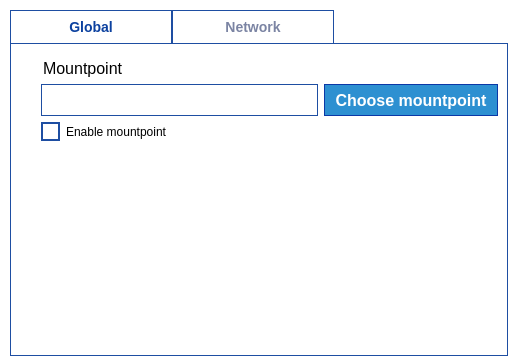
Above: parsec/core/gui/forms/settings_widget.ui from Scille/parsec-cloud before the change. Below: the same form after it.
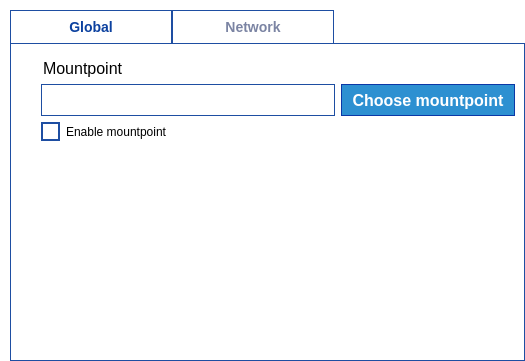
That is the form after the change. Icons and pictures are not drawn.

Commit message: [GUI] CSS factorisation & handling of pressed button

```diff
--- a/parsec/core/gui/forms/settings_widget.ui
+++ b/parsec/core/gui/forms/settings_widget.ui
@@ -9,8 +9,8 @@
    <rect>
     <x>0</x>
     <y>0</y>
-    <width>508</width>
-    <height>356</height>
+    <width>525</width>
+    <height>361</height>
    </rect>
   </property>
   <property name="sizePolicy">
@@ -39,11 +39,11 @@
 width: 100px;
 font-size: 14px;
 font-weight: bold;
+padding-left: 30px;
+padding-right: 30px;
 border-top: 1px solid rgb(30, 78, 162);
 border-left: 1px solid rgb(30, 78, 162);
 border-right: 1px solid rgb(30, 78, 162);
-padding-left: 30px;
-padding-right: 30px;
 }
 
 QTabBar::tab:selected
```
The commit also changes 5 other files.
